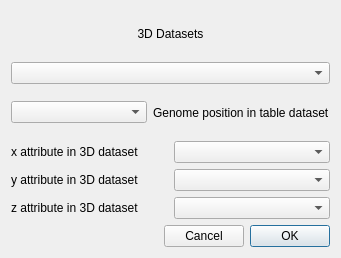
Before: the Qt Designer form glue/dialogs/interpolate_onto_3d/qt/interpolate_onto_3d.ui in gluesolutions/glue, drawn with Qt 5.
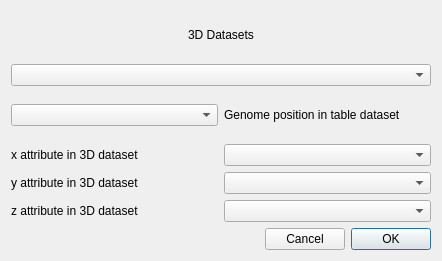
After: the same form once the commit is applied.

Commit message: Teak dialog and create new RoiSubsetState3dGenome

Diff of the .ui file:
```diff
--- a/glue/dialogs/interpolate_onto_3d/qt/interpolate_onto_3d.ui
+++ b/glue/dialogs/interpolate_onto_3d/qt/interpolate_onto_3d.ui
@@ -6,8 +6,8 @@
    <rect>
     <x>0</x>
     <y>0</y>
-    <width>341</width>
-    <height>258</height>
+    <width>442</width>
+    <height>261</height>
    </rect>
   </property>
   <property name="windowTitle">
```
The commit also changes 2 other files.
